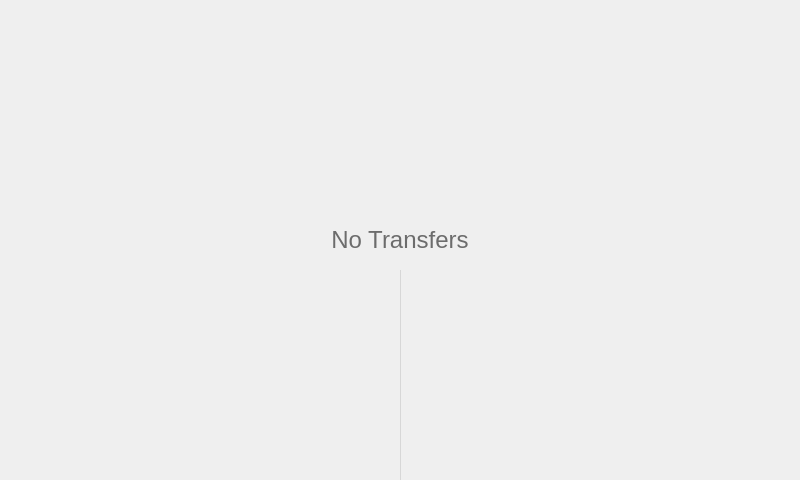
First picture: the form in src/MEGASync/gui/win/ActiveTransfersWidget.ui, repository meganz/MEGAsync, before the edit.
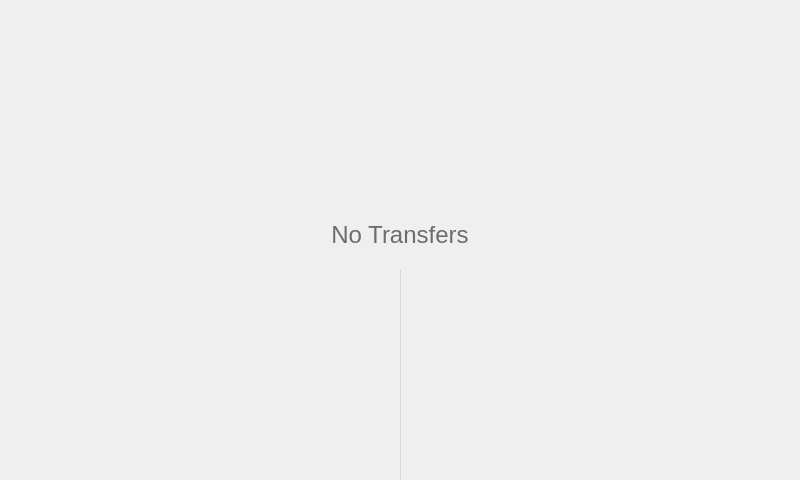
Second picture: the form after the edit. The open tabs and pages were chosen to show the change. Icons and pictures are not drawn. Custom widgets are drawn as their Qt base class.

Diff of the .ui file:
```diff
--- a/src/MEGASync/gui/win/ActiveTransfersWidget.ui
+++ b/src/MEGASync/gui/win/ActiveTransfersWidget.ui
@@ -174,6 +174,15 @@
        <item>
         <widget class="QWidget" name="widget_5" native="true">
          <layout class="QHBoxLayout" name="horizontalLayout_11">
+          <property name="leftMargin">
+           <number>0</number>
+          </property>
+          <property name="topMargin">
+           <number>4</number>
+          </property>
+          <property name="rightMargin">
+           <number>0</number>
+          </property>
           <property name="bottomMargin">
            <number>0</number>
           </property>
@@ -240,13 +249,13 @@
          <property name="minimumSize">
           <size>
            <width>0</width>
-           <height>31</height>
+           <height>40</height>
           </size>
          </property>
          <property name="maximumSize">
           <size>
            <width>16777215</width>
-           <height>31</height>
+           <height>40</height>
           </size>
          </property>
          <property name="text">
@@ -255,6 +264,9 @@
          <property name="alignment">
           <set>Qt::AlignCenter</set>
          </property>
+         <property name="margin">
+          <number>0</number>
+         </property>
         </widget>
        </item>
       </layout>
```
Left out of the diff: 6 changed lines with no effect on the pictures.
